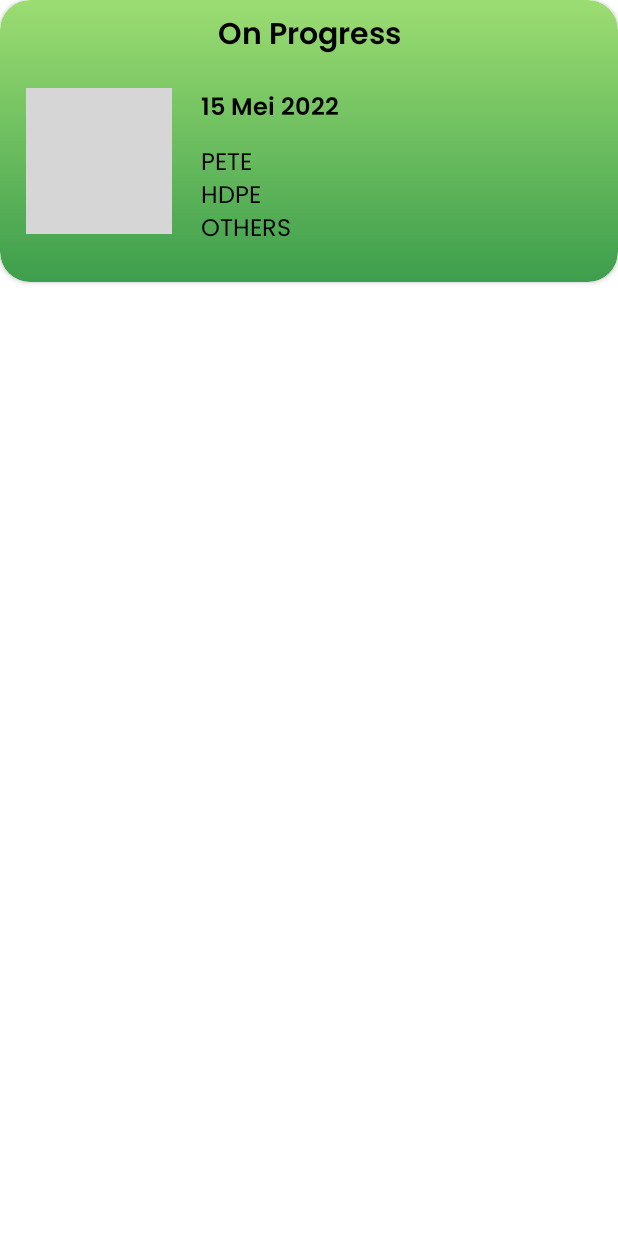
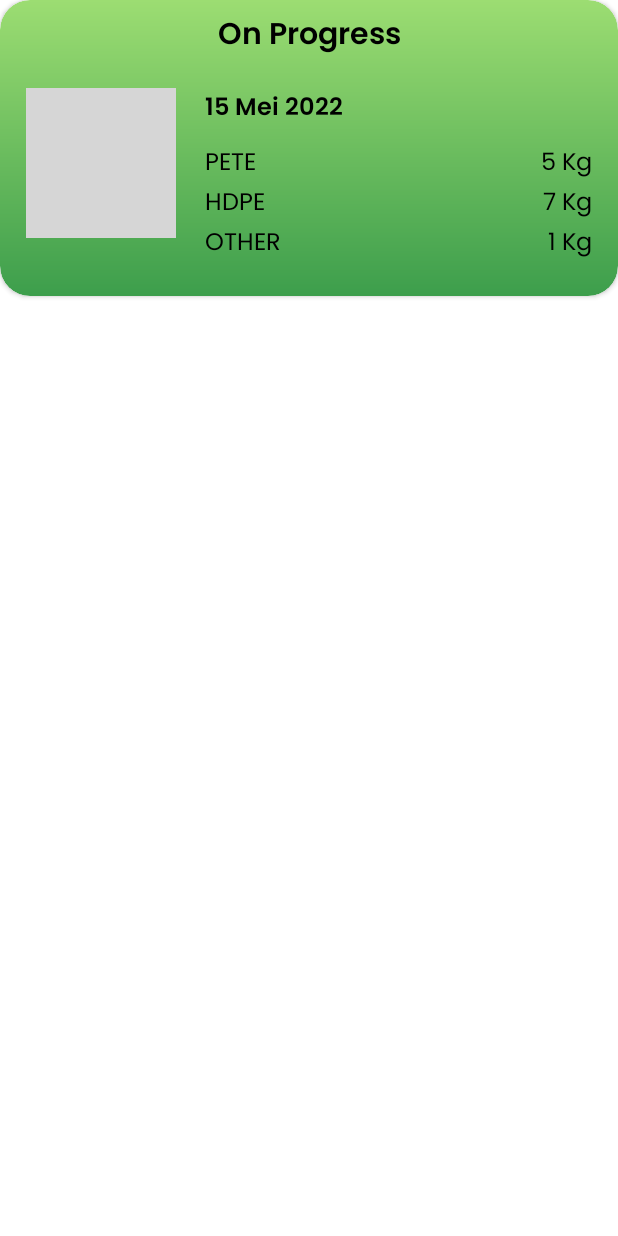
Before and after one commit to chesianatalia/Bangkit-Capstone-Project, an Android app: the layout activity_card_history.xml on its own in the app's theme, with its tools: preview values and no code run, on a phone screen of 412 x 824 dp. Run offline under Robolectric (Android 15) with nearby library versions, the phone set to English and light mode, and no system bars; grey boxes are pictures that could not be loaded.

Commit message:
History Page Fixing

```diff
--- a/app/src/main/java/com/chesia/bangkitcapstoneproject/Networking/ApiService.kt
+++ b/app/src/main/java/com/chesia/bangkitcapstoneproject/Networking/ApiService.kt
@@ -54,7 +54,7 @@ interface ApiService {
         @Header("Authorization") token: String
     ): Call<MapListResponse>
 
-    @GET("trash-report")
+    @GET("user/trash-report")
     fun getHistory(
         @Header("Authorization") token: String
     ): Call<GetTrashResponse>
--- a/app/src/main/java/com/chesia/bangkitcapstoneproject/Networking/GetTrashResponse.kt
+++ b/app/src/main/java/com/chesia/bangkitcapstoneproject/Networking/GetTrashResponse.kt
@@ -14,14 +14,14 @@ data class CreatedAt(
 	val seconds: Int
 )
 
-@Parcelize
+
 data class TrashListItem(
 //	val createdAt: CreatedAt,
 	val quantity: Int,
 	val photo: String,
 	val category: String,
 	val title: String
-) : Parcelable
+)
 
 //data class Datas(
 //	val trashReports: List<TrashReportsItem>
--- a/app/src/main/res/layout/activity_card_history.xml
+++ b/app/src/main/res/layout/activity_card_history.xml
@@ -32,8 +32,8 @@
 
         <ImageView
             android:id="@+id/img_barcode"
-            android:layout_width="97dp"
-            android:layout_height="97dp"
+            android:layout_width="100dp"
+            android:layout_height="100dp"
             android:layout_marginTop="17dp"
             cardview:layout_constraintStart_toStartOf="parent"
             cardview:layout_constraintTop_toBottomOf="@id/tv_status"
@@ -55,7 +55,7 @@
             tools:text="15 Mei 2022" />
 
         <TextView
-            android:id="@+id/tv_PETE"
+            android:id="@+id/tv_Category1"
             android:layout_width="0dp"
             android:layout_height="wrap_content"
             android:layout_marginStart="19dp"
@@ -63,10 +63,67 @@
             android:fontFamily="@font/poppins_regular"
             android:textColor="@color/black"
             android:textSize="16sp"
-            cardview:layout_constraintEnd_toEndOf="parent"
             cardview:layout_constraintStart_toEndOf="@id/img_barcode"
             cardview:layout_constraintTop_toBottomOf="@id/tv_date"
-            tools:text="PETE\nHDPE\nOTHERS" />
+            tools:text="PETE" />
+
+        <TextView
+            android:id="@+id/tv_Category2"
+            android:layout_width="0dp"
+            android:layout_height="wrap_content"
+            android:fontFamily="@font/poppins_regular"
+            android:textColor="@color/black"
+            android:textSize="16sp"
+            cardview:layout_constraintStart_toStartOf="@+id/tv_Category1"
+            cardview:layout_constraintTop_toBottomOf="@+id/tv_Category1"
+            tools:text="HDPE" />
+
+        <TextView
+            android:id="@+id/tv_Category3"
+            android:layout_width="0dp"
+            android:layout_height="wrap_content"
+            android:fontFamily="@font/poppins_regular"
+            android:textColor="@color/black"
+            android:textSize="16sp"
+            cardview:layout_constraintStart_toStartOf="@+id/tv_Category2"
+            cardview:layout_constraintTop_toBottomOf="@+id/tv_Category2"
+            tools:text="OTHER" />
+
+        <TextView
+            android:id="@+id/tv_Quantity1"
+            android:layout_width="0dp"
+            android:layout_height="wrap_content"
+            android:fontFamily="@font/poppins_regular"
+            android:textColor="@color/black"
+            android:textSize="16sp"
+            cardview:layout_constraintBottom_toBottomOf="@+id/tv_Category1"
+            cardview:layout_constraintEnd_toEndOf="parent"
+            cardview:layout_constraintTop_toTopOf="@+id/tv_Category1"
+            tools:text="5 Kg" />
+
+        <TextView
+            android:id="@+id/tv_Quantity2"
+            android:layout_width="0dp"
+            android:layout_height="wrap_content"
+            android:fontFamily="@font/poppins_regular"
+            android:textColor="@color/black"
+            android:textSize="16sp"
+            cardview:layout_constraintBottom_toBottomOf="@+id/tv_Category2"
+            cardview:layout_constraintEnd_toEndOf="parent"
+            cardview:layout_constraintTop_toTopOf="@+id/tv_Category2"
+            tools:text="7 Kg" />
+        <TextView
+            android:id="@+id/tv_Quantity3"
+            android:layout_width="0dp"
+            android:layout_height="wrap_content"
+            android:fontFamily="@font/poppins_regular"
+            android:textColor="@color/black"
+            android:textSize="16sp"
+            cardview:layout_constraintBottom_toBottomOf="@+id/tv_Category3"
+            cardview:layout_constraintEnd_toEndOf="parent"
+            cardview:layout_constraintTop_toTopOf="@+id/tv_Category3"
+            tools:text="1 Kg" />
+
 
 
     </androidx.constraintlayout.widget.ConstraintLayout>
```
Also changed, not shown: app/src/main/java/com/chesia/bangkitcapstoneproject/Adapter/HistoryAdapter.kt (+20 -13 lines), app/src/main/java/com/chesia/bangkitcapstoneproject/HistoryActivity.kt (+55 -33 lines), app/src/main/java/com/chesia/bangkitcapstoneproject/HistoryViewModel.kt (added, +38 -0 lines), app/src/main/res/layout/activity_history.xml (+11 -0 lines).
